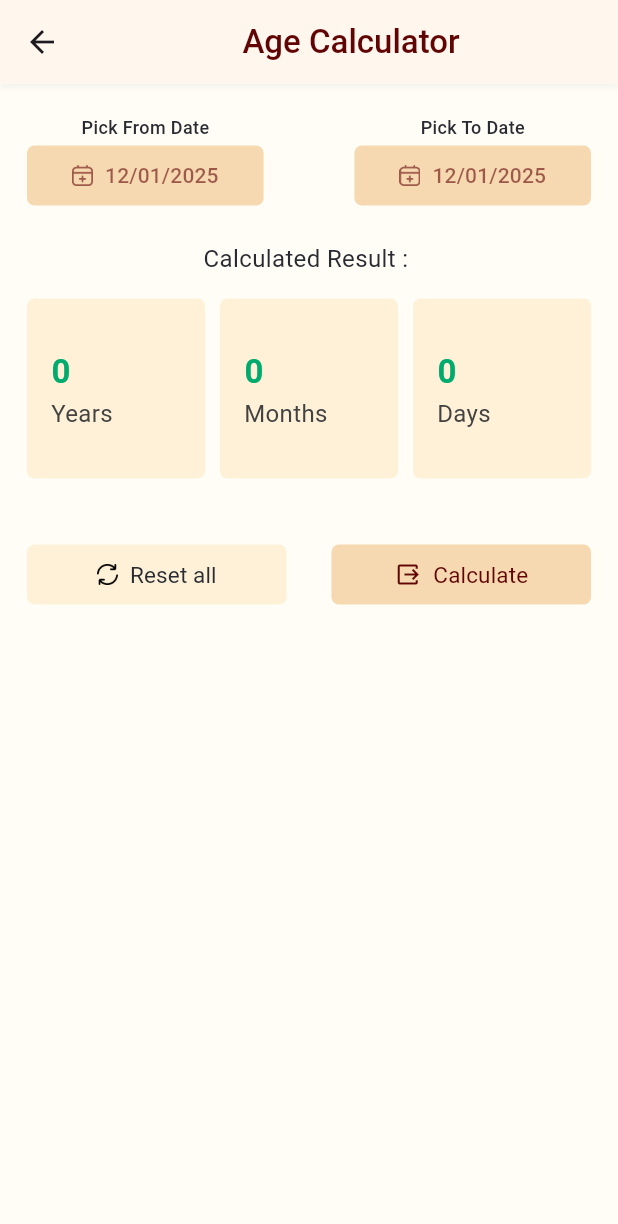
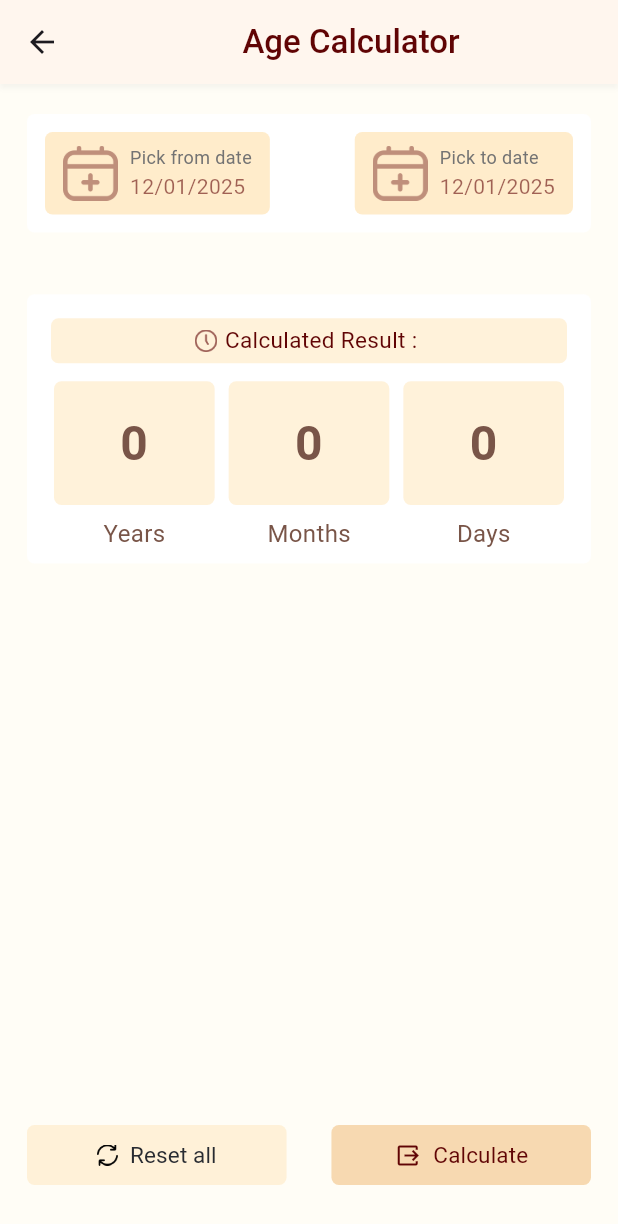
Before and after one commit to marjansikder/story-note, a Flutter app: the AgeCalculatorScreen screen opened by its route, on a phone screen of 412 x 824 dp. Shown: the top 1224 px of the screen. Run offline on Flutter 3.47's test engine with Material 3 defaults, Android fonts, the phone set to English and light mode, and no system bars; our stand-ins replace flutter_riverpod, fluttertoast, google_fonts, hive, hive_flutter, table_calendar; accounts and stored records are empty; Roboto replaces fonts that are missing (MiSans).

Commit message:
Ui update

```diff
--- a/lib/screen/age_calculator/age_calculator_screen.dart
+++ b/lib/screen/age_calculator/age_calculator_screen.dart
@@ -1,6 +1,7 @@
 import 'package:date_calculator/utils/age_util.dart';
 import 'package:date_calculator/utils/colors.dart';
 import 'package:date_calculator/utils/font_util.dart';
+import 'package:date_calculator/utils/text_style.dart';
 import 'package:date_calculator/widgets/app_bar.dart';
 import 'package:flutter/material.dart';
 import 'package:flutter_riverpod/flutter_riverpod.dart';
@@ -25,15 +26,98 @@ class _AgeCalculatorScreenState extends ConsumerState<AgeCalculatorScreen> {
 
   AgeDuration? ageDuration;
 
+  Widget _buildResultBox(String value, String label) {
+    return Column(
+      children: [
+        Container(
+          decoration: BoxDecoration(
+            color: AppColors.kWarningToastBgColor.withOpacity(.7),
+            borderRadius: BorderRadius.circular(5),
+          ),
+          width: MediaQuery.of(context).size.width * .26,
+          height: MediaQuery.of(context).size.height * .1,
+          child: Padding(
+            padding: const EdgeInsets.symmetric(vertical: 0, horizontal: 0),
+            child: Center(
+              child: Text(
+                value,
+                maxLines: 1,
+                textAlign: TextAlign.center,
+                style: const TextStyle(
+                  fontSize: 32,
+                  fontWeight: FontWeight.bold,
+                  color: Colors.brown,
+                ),
+              ),
+            ),
+          ),
+        ),
+        const SizedBox(height: 8),
+        Text(
+          label,
+          style: const TextStyle(
+            fontSize: 16,
+            color: Colors.brown,
+          ),
+        ),
+      ],
+    );
+  }
+
+  Widget _buildDateColumn(
+    BuildContext context, {
+    required VoidCallback onPressed,
+    required IconData icon,
+    required String label,
+    required String date,
+  }) {
+    return GestureDetector(
+      onTap: onPressed,
+      child: Container(
+        padding: EdgeInsets.symmetric(vertical: 8, horizontal: 12),
+        decoration: BoxDecoration(
+          borderRadius: BorderRadius.circular(5),
+          color: AppColors.kWarningToastBgColor,
+        ),
+        child: Row(
+          crossAxisAlignment: CrossAxisAlignment.center,
+          children: [
+            Image.asset(
+              "assets/icons/ic_pick_date.png",
+              scale: 14,
+              color: AppColors.kBrown.withOpacity(.4),
+            ),
+            const SizedBox(width: 8),
+            Column(
+              crossAxisAlignment: CrossAxisAlignment.start,
+              mainAxisAlignment: MainAxisAlignment.start,
+              children: [
+                Text(
+                  label,
+                  style: getCustomTextStyle(fontSize: 12, color: AppColors.kTextGreyColor),
+                ),
+                Text(
+                  date,
+                  style: getCustomTextStyle(
+                    color: AppColors.kBrown.withOpacity(.6),
+                  ),
+                ),
+              ],
+            ),
+          ],
+        ),
+      ),
+    );
+  }
+
   @override
   Widget build(BuildContext context) {
     String selectedFromDate =
         DateFormat("dd/MM/yyyy").format(_fromDate ?? DateTime.now());
     String selectedToDate =
         DateFormat("dd/MM/yyyy").format(_toDate ?? DateTime.now());
-
+    var height = MediaQuery.of(context).size.height;
     return Scaffold(
-      //backgroundColor: AppColors.kNewBackground.withOpacity(.1),
       backgroundColor: Color(0xFFFFFBED).withOpacity(.5),
       appBar: CustomAppBarWithShadow(title: 'Age Calculator'),
       body: Padding(
@@ -43,189 +127,92 @@ class _AgeCalculatorScreenState extends ConsumerState<AgeCalculatorScreen> {
             SizedBox(
               height: 20,
             ),
-            Row(
-              mainAxisAlignment: MainAxisAlignment.spaceBetween,
-              children: [
-                Column(
+            Container(
+              decoration: BoxDecoration(
+                color: AppColors.kWhiteColor,
+                borderRadius: BorderRadius.circular(5),
+              ),
+              child: Padding(
+                padding:
+                    const EdgeInsets.symmetric(horizontal: 12.0, vertical: 12),
+                child: Row(
+                  mainAxisAlignment: MainAxisAlignment.spaceBetween,
                   children: [
-                    const Text('Pick From Date', style: FontUtil.blackW500S12),
-                    ElevatedButton.icon(
-                      style: ElevatedButton.styleFrom(
-                        elevation: 0,
-                        backgroundColor:
-                            AppColors.kDatePickerButtonColor.withOpacity(.7),
-                        shape: RoundedRectangleBorder(
-                            borderRadius: BorderRadius.circular(5)),
-                        padding: const EdgeInsets.symmetric(horizontal: 30),
-                      ),
-                      icon: Image.asset("assets/icons/ic_pick_date.png",
-                          width: 14, color: AppColors.kBrown.withOpacity(.6)),
-                      label: Text(
-                        selectedFromDate,
-                        style:
-                            TextStyle(color: AppColors.kBrown.withOpacity(.6)),
-                      ),
+                    _buildDateColumn(
                       onPressed: () => selectFromDate(context),
+                      context,
+                      icon: Icons.calendar_today_outlined,
+                      label: 'Pick from date',
+                      date: selectedFromDate,
+                    ),
+                    _buildDateColumn(
+                      onPressed: () => selectToDate(context),
+                      context,
+                      icon: Icons.calendar_today_outlined,
+                      label: 'Pick to date',
+                      date: selectedToDate,
                     ),
                   ],
                 ),
-                Column(
+              ),
+            ),
+            SizedBox(
+              height: height * .05,
+            ),
+            Container(
+              decoration: BoxDecoration(
+                color: AppColors.kWhiteColor,
+                borderRadius: BorderRadius.circular(5),
+              ),
+              child: Padding(
+                padding: const EdgeInsets.only(top: 16, bottom: 8),
+                child: Column(
                   children: [
-                    const Text('Pick To Date', style: FontUtil.blackW500S12),
-                    ElevatedButton.icon(
-                      style: ElevatedButton.styleFrom(
-                        elevation: 0,
-                        backgroundColor:
-                            AppColors.kDatePickerButtonColor.withOpacity(.7),
-                        shape: RoundedRectangleBorder(
-                            borderRadius: BorderRadius.circular(5)),
-                        padding: const EdgeInsets.symmetric(horizontal: 30),
+                    Padding(
+                      padding: const EdgeInsets.symmetric(horizontal: 16.0),
+                      child: Container(
+                        height: 30,
+                        decoration: BoxDecoration(
+                          borderRadius: BorderRadius.circular(5),
+                          color: AppColors.kWarningToastBgColor.withOpacity(.7),
+                        ),
+                        child: Row(
+                          mainAxisAlignment: MainAxisAlignment.center,
+                          children: [
+                            Image.asset("assets/icons/ic_result.png",
+                                height: 15,
+                                color: AppColors.kBrown.withOpacity(.6)),
+                            const SizedBox(width: 5),
+                            Text('Calculated Result : ',
+                                style: getCustomTextStyle(
+                                    fontWeight: FontWeight.w400,
+                                    fontSize: 15,
+                                    color: AppColors.kBrown)),
+                          ],
+                        ),
                       ),
-                      icon: Image.asset("assets/icons/ic_pick_date.png",
-                          width: 14, color: AppColors.kBrown.withOpacity(.6)),
-                      label: Text(
-                        selectedToDate,
-                        style:
-                            TextStyle(color: AppColors.kBrown.withOpacity(.6)),
-                      ),
-                      onPressed: () => selectToDate(context),
+                    ),
+                    SizedBox(
+                      height: 12,
+                    ),
+                    Row(
+                      mainAxisAlignment: MainAxisAlignment.spaceAround,
+                      children: [
+                        SizedBox(width: 4),
+                        _buildResultBox(
+                            ageDuration?.years.toString() ?? '0', 'Years'),
+                        _buildResultBox(
+                            ageDuration?.months.toString() ?? '0', 'Months'),
+                        _buildResultBox(
+                            ageDuration?.days.toString() ?? '0', 'Days'),
+                        SizedBox(width: 4),
+                      ],
                     ),
                   ],
                 ),
-              ],
-            ),
-            SizedBox(
-              height: 20,
-            ),
-            const Text('Calculated Result : ', style: FontUtil.blackW400S16),
-            SizedBox(
-              height: 15,
-            ),
-            Row(
-              mainAxisAlignment: MainAxisAlignment.spaceBetween,
-              children: <Widget>[
-                Expanded(
-                  child: Container(
-                    height: 120,
-                    width: double.infinity * .15,
-                    decoration: BoxDecoration(
-                      borderRadius: BorderRadius.circular(5),
-                      color: AppColors.kWarningToastBgColor.withOpacity(.7),
-                    ),
-                    child: Center(
-                      child: ListTile(
-                        title: Text(ageDuration?.years.toString() ?? '0',
-                            style: FontUtil.greenW600S22),
-                        subtitle: Text(
-                          'Years',
-                          style: FontUtil.grey800W400S16,
-                        ),
-                      ),
-                    ),
-                  ),
-                ),
-                SizedBox(
-                  width: 10,
-                ),
-                Expanded(
-                  child: Container(
-                    height: 120,
-                    width: double.infinity * .15,
-                    decoration: BoxDecoration(
-                      borderRadius: BorderRadius.circular(5),
-                      color: AppColors.kWarningToastBgColor.withOpacity(.7),
-                    ),
-                    child: Center(
-                      child: ListTile(
-                        title: Text(ageDuration?.months.toString() ?? '0',
-                            style: FontUtil.greenW600S22),
-                        subtitle: Text(
-                          'Months',
-                          style: FontUtil.grey800W400S16,
-                        ),
-                      ),
-                    ),
-                  ),
-                ),
-                SizedBox(
-                  width: 10,
-                ),
-                Expanded(
-                  child: Container(
-                    height: 120,
-                    width: double.infinity * .15,
-                    decoration: BoxDecoration(
-                      borderRadius: BorderRadius.circular(5),
-                      color: AppColors.kWarningToastBgColor.withOpacity(.7),
-                    ),
-                    child: Center(
-                      child: ListTile(
-                        title: Text(ageDuration?.days.toString() ?? '0',
-                            style: FontUtil.greenW600S22),
-                        subtitle: Text(
-                          'Days',
-                          style: FontUtil.grey800W400S16,
-                        ),
-                      ),
-                    ),
-                  ),
-                )
-              ],
-            ),
-            SizedBox(
-              height: 40,
-            ),
-
-            ///Column button
-            /*            SizedBox(
-              width: double.infinity,
-              child: ElevatedButton.icon(
-                style: ElevatedButton.styleFrom(
-                  elevation: 0,
-                  backgroundColor: AppColors.appBarColor.withOpacity(0.7),
-                  shape: RoundedRectangleBorder(
-                      borderRadius: BorderRadius.circular(5)),
-                  padding: EdgeInsets.symmetric(horizontal: 16),
-                ),
-                icon: Icon(Icons.output, color: AppColors.kWhiteColor),
-                label: Text('Calculate Duration', style: FontUtil.whiteW400S16),
-                onPressed: () {
-                  AgeDuration value = AgeUtil.dateDifference(
-                      fromDate: _fromDate!, toDate: _toDate!);
-                  setState(() {
-                    ageDuration = value;
-                  });
-                  print('>>>>><<<<<$value');
-                  print(AgeDuration);
-                },
               ),
             ),
-            SizedBox(
-              height: 30,
-            ),
-            SizedBox(
-              width: double.infinity,
-              child: ElevatedButton.icon(
-                style: ElevatedButton.styleFrom(
-                  elevation: 0,
-                  backgroundColor: AppColors.kBlankMsgBackground,
-                  shape: RoundedRectangleBorder(
-                      borderRadius: BorderRadius.circular(5)),
-                  padding: EdgeInsets.symmetric(horizontal: 16),
-                ),
-                icon: Icon(Icons.restart_alt, color: AppColors.kNewText),
-                label: Text('Reset all', style: FontUtil.blackW400S16),
-                onPressed: () {
-                  setState(() {
-                    _fromDate = DateTime.now();
-                    _toDate = DateTime.now();
-                    ageDuration?.days = 0;
-                    ageDuration?.months = 0;
-                    ageDuration?.years = 0;
-                  });
-                },
-              ),
-            ),*/
+            Spacer(),
             Row(
               mainAxisAlignment: MainAxisAlignment.spaceBetween,
               children: [
@@ -283,6 +270,9 @@ class _AgeCalculatorScreenState extends ConsumerState<AgeCalculatorScreen> {
                   ),
                 ),
               ],
+            ),
+            SizedBox(
+              height: 30,
             )
           ],
         ),
--- a/lib/screen/notes/notes_list_screen.dart
+++ b/lib/screen/notes/notes_list_screen.dart
@@ -1,5 +1,6 @@
 import 'dart:math';
 import 'package:date_calculator/models/notes_model.dart';
+import 'package:date_calculator/utils/blank_page.dart';
 import 'package:date_calculator/utils/colors.dart';
 import 'package:date_calculator/utils/font_util.dart';
 import 'package:date_calculator/utils/text_style.dart';
@@ -78,7 +79,6 @@ class _NotesListScreenState extends State<NotesListScreen> {
             bottom: MediaQuery.of(context).viewInsets.bottom,
           ),
           child: Container(
-            //height: MediaQuery.sizeOf(context).height * .8,
             decoration: const BoxDecoration(
               color: Color(0xFFFFF3CD),
               borderRadius: BorderRadius.only(
@@ -111,8 +111,8 @@ class _NotesListScreenState extends State<NotesListScreen> {
                             controller: _headLineController,
                             maxLines: 1,
                             keyboardType: TextInputType.text,
-                            style: getTextStyle(19, FontWeight.normal,
-                                AppColors.kBrown),
+                            style: getTextStyle(
+                                19, FontWeight.normal, AppColors.kBrown),
                             decoration: InputDecoration(
                               border: const UnderlineInputBorder(
                                 borderSide: BorderSide(color: Colors.red),
@@ -175,7 +175,10 @@ class _NotesListScreenState extends State<NotesListScreen> {
                             onPressed: () {
                               Navigator.pop(context);
                             },
-                            icon: Image.asset('assets/icons/arrow_back.png', height: 15, width: 15, color: AppColors.kWhiteColor),
+                            icon: Image.asset('assets/icons/arrow_back.png',
+                                height: 15,
+                                width: 15,
+                                color: AppColors.kWhiteColor),
                             label: const Text(
                               'Back',
                               style: TextStyle(
@@ -342,6 +345,7 @@ class _NotesListScreenState extends State<NotesListScreen> {
 
   @override
   Widget build(BuildContext context) {
+    var height = MediaQuery.of(context).size.height;
     return Scaffold(
       //backgroundColor: AppColors.kNewBackground.withOpacity(.1),
       //backgroundColor: AppColors.kWarningToastTextColor.withOpacity(.1),
@@ -394,10 +398,28 @@ class _NotesListScreenState extends State<NotesListScreen> {
             ),*/
             Expanded(
               child: searchItem.isEmpty
-                  ? Center(
-                      child: Text(
-                        'Nothing found!',
-                        style: TextStyle(fontSize: 16, color: AppColors.kTextGreyColor),
+                  ? ConstrainedBox(
+                      constraints: BoxConstraints(maxHeight: height * 0.7),
+                      child: BlankPage(
+                        margin: EdgeInsets.only(bottom: 5),
+                        children: Column(
+                          mainAxisAlignment: MainAxisAlignment.center,
+                          children: [
+                            Image.asset('assets/icons/note_list.png',
+                                color: AppColors.bottomNavBarIconColor,
+                                scale: 10),
+                            const SizedBox(height: 5),
+                            Text(
+                              "Empty list",
+                              style: getCustomTextStyle(
+                                fontSize: 16,
+                                color: AppColors.bottomNavBarIconColor,
+                                fontWeight: FontWeight.normal,
+                                fontFamily: 'MiSans',
+                              ),
+                            ),
+                          ],
+                        ),
                       ),
                     )
                   : ListView.builder(
@@ -412,16 +434,23 @@ class _NotesListScreenState extends State<NotesListScreen> {
           ],
         ),
       ),
-      floatingActionButton: FloatingActionButton(
-        onPressed: () async {
-          _showEdit(context, null);
-        },
-        elevation: 5,
-        backgroundColor: AppColors.kWhiteColor,
-        child: Icon(
-          Icons.add,
-          size: 30,
-          color: AppColors.kBrown,
+      //_showEdit(context, null);
+      floatingActionButton: FloatingActionButton.extended(
+        tooltip: "Create",
+        //backgroundColor: AppColors.selectedBottomNavBarIconColor,
+        backgroundColor: AppColors.kFloatingButtonColor,
+        elevation: 0,
+        shape: RoundedRectangleBorder(borderRadius: BorderRadius.circular(10)),
+        onPressed: () => _showEdit(context, null),
+        icon: Icon(Icons.add_box_rounded, color: AppColors.kBrown, size: 20),
+        label: Text(
+          "Create",
+          style: getCustomTextStyle(
+            fontSize: 14,
+            color: AppColors.kBrown,
+            fontWeight: FontWeight.w500,
+            fontFamily: 'MiSans',
+          ),
         ),
       ),
     );
@@ -457,8 +486,8 @@ class _NotesListScreenState extends State<NotesListScreen> {
                   Flexible(
                     child: Text(
                       currentItem["title"],
-                      style: getTextStyle(
-                          15, FontWeight.w500, AppColors.kBrown),
+                      style:
+                          getTextStyle(15, FontWeight.w500, AppColors.kBrown),
                       maxLines: 1,
                       overflow: TextOverflow.ellipsis,
                     ),
--- /dev/null
+++ b/lib/utils/blank_page.dart
@@ -0,0 +1,27 @@
+import 'package:flutter/material.dart';
+
+class BlankPage extends StatelessWidget {
+  final Widget children;
+  final EdgeInsetsGeometry? margin;
+  final EdgeInsetsGeometry? padding;
+
+  const BlankPage({super.key, required this.children, this.margin, this.padding});
+
+  @override
+  Widget build(BuildContext context) {
+    return Container(
+      width: double.infinity,
+      margin: margin,
+      padding: padding,
+      decoration: BoxDecoration(
+        borderRadius: BorderRadius.circular(10),
+        color: Colors.white,
+        image: const DecorationImage(
+          image: AssetImage("assets/images/note_list.png"),
+          fit: BoxFit.cover,
+        ),
+      ),
+      child: children,
+    );
+  }
+}
--- a/lib/utils/colors.dart
+++ b/lib/utils/colors.dart
@@ -59,6 +59,7 @@ class AppColors {
   static const kWarningToastTextColor = Color(0xFFFFA911);
   static const kWarningToastBgColor = Color(0xFFFFECCB);
   static const kDatePickerButtonColor = Color(0xFFF3CA93);
+  static const kFloatingButtonColor = Color(0xFFF3D593);
 
   static const kFollowupText = Color(0xff28A745);
   static const kFollowupBackground = Color(0xFFDFFDE6);
```
Also changed, not shown: assets/icons/ic_result.png (added).
